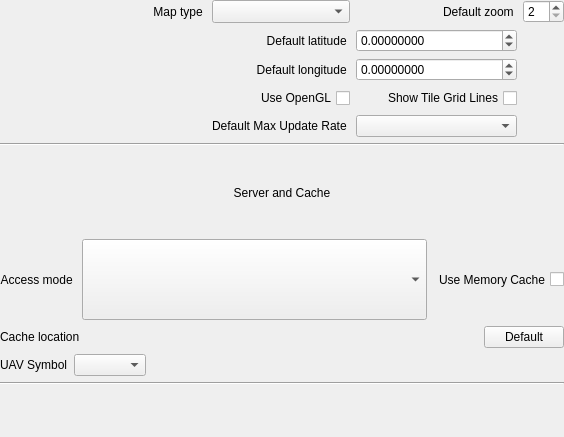
Before: the Qt Designer form ground/openpilotgcs/src/plugins/opmap/opmapgadgetoptionspage.ui in openpilot/OpenPilot, drawn with Qt 5.
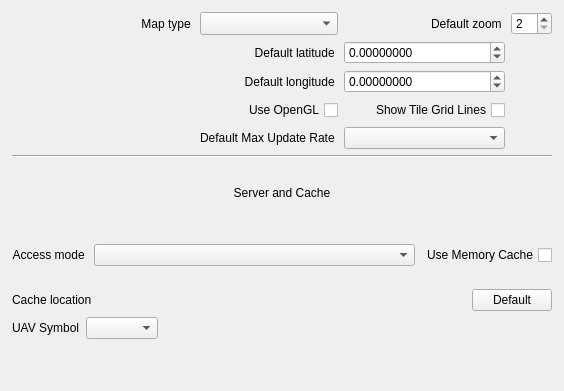
After: the same form once the commit is applied. Custom widgets are drawn as their Qt base class.

Commit message: fixed one last settings page

What changed in the file:
```diff
--- a/ground/openpilotgcs/src/plugins/opmap/opmapgadgetoptionspage.ui
+++ b/ground/openpilotgcs/src/plugins/opmap/opmapgadgetoptionspage.ui
@@ -7,11 +7,11 @@
     <x>0</x>
     <y>0</y>
     <width>564</width>
-    <height>437</height>
+    <height>391</height>
    </rect>
   </property>
   <property name="sizePolicy">
-   <sizepolicy hsizetype="Preferred" vsizetype="Expanding">
+   <sizepolicy hsizetype="Preferred" vsizetype="Minimum">
     <horstretch>0</horstretch>
     <verstretch>0</verstretch>
    </sizepolicy>
@@ -19,7 +19,7 @@
   <property name="minimumSize">
    <size>
     <width>445</width>
-    <height>300</height>
+    <height>5</height>
    </size>
   </property>
   <property name="windowTitle">
@@ -46,20 +46,17 @@
         <x>0</x>
         <y>0</y>
         <width>564</width>
-        <height>437</height>
+        <height>391</height>
        </rect>
       </property>
+      <property name="sizePolicy">
+       <sizepolicy hsizetype="Preferred" vsizetype="Expanding">
+        <horstretch>0</horstretch>
+        <verstretch>0</verstretch>
+       </sizepolicy>
+      </property>
       <layout class="QGridLayout" name="gridLayout">
-       <property name="leftMargin">
-        <number>0</number>
-       </property>
-       <property name="topMargin">
-        <number>0</number>
-       </property>
-       <property name="rightMargin">
-        <number>0</number>
-       </property>
-       <property name="bottomMargin">
+       <property name="margin">
         <number>12</number>
        </property>
        <item row="6" column="0" colspan="2">
@@ -170,13 +167,6 @@
          </item>
         </layout>
        </item>
-       <item row="7" column="0" colspan="2">
-        <widget class="Line" name="line_2">
-         <property name="orientation">
-          <enum>Qt::Horizontal</enum>
-         </property>
-        </widget>
-       </item>
        <item row="4" column="0" colspan="2">
         <layout class="QHBoxLayout" name="horizontalLayout">
          <item>
@@ -192,7 +182,7 @@
          <item>
           <widget class="QComboBox" name="accessModeComboBox">
            <property name="sizePolicy">
-            <sizepolicy hsizetype="MinimumExpanding" vsizetype="Preferred">
+            <sizepolicy hsizetype="MinimumExpanding" vsizetype="Fixed">
              <horstretch>0</horstretch>
              <verstretch>0</verstretch>
             </sizepolicy>
@@ -473,7 +463,17 @@
          </item>
         </layout>
        </item>
-       <item row="8" column="0">
+       <item row="2" column="0" colspan="2">
+        <widget class="QLabel" name="label_7">
+         <property name="text">
+          <string>Server and Cache</string>
+         </property>
+         <property name="alignment">
+          <set>Qt::AlignCenter</set>
+         </property>
+        </widget>
+       </item>
+       <item row="7" column="0">
         <spacer name="verticalSpacer">
          <property name="orientation">
           <enum>Qt::Vertical</enum>
@@ -489,22 +489,11 @@
          </property>
         </spacer>
        </item>
-       <item row="2" column="0" colspan="2">
-        <widget class="QLabel" name="label_7">
-         <property name="text">
-          <string>Server and Cache</string>
-         </property>
-         <property name="alignment">
-          <set>Qt::AlignCenter</set>
-         </property>
-        </widget>
-       </item>
       </layout>
       <zorder></zorder>
       <zorder></zorder>
       <zorder></zorder>
       <zorder></zorder>
-      <zorder>line_2</zorder>
       <zorder>verticalSpacer</zorder>
       <zorder>line</zorder>
       <zorder>label_7</zorder>
```
